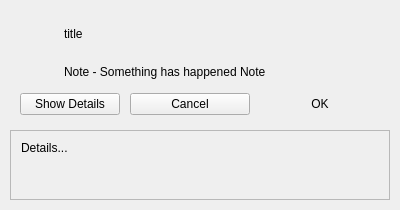
Qt form BlockSettleUILib/BSMessageBox.ui (BlockSettle/terminal) before a commit.
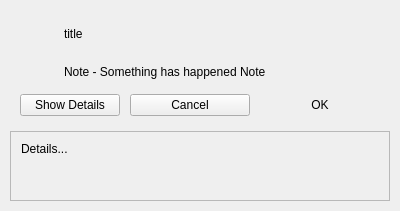
The same form after that commit. Icons and pictures are not drawn.

Patch:
```diff
--- a/BlockSettleUILib/BSMessageBox.ui
+++ b/BlockSettleUILib/BSMessageBox.ui
@@ -7,7 +7,7 @@
     <x>0</x>
     <y>0</y>
     <width>400</width>
-    <height>208</height>
+    <height>211</height>
    </rect>
   </property>
   <property name="sizePolicy">
@@ -400,7 +400,7 @@
            <x>0</x>
            <y>0</y>
            <width>378</width>
-           <height>68</height>
+           <height>69</height>
           </rect>
          </property>
          <property name="sizePolicy">
```
Left out of the diff: 2 changed lines with no effect on the pictures.
